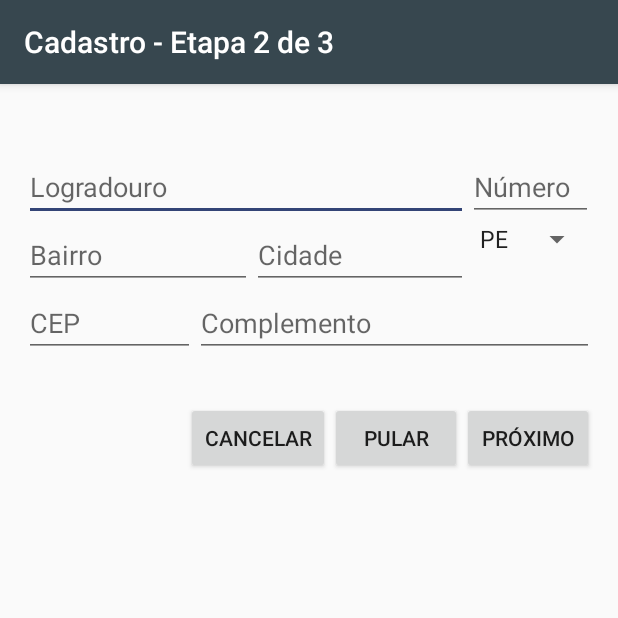
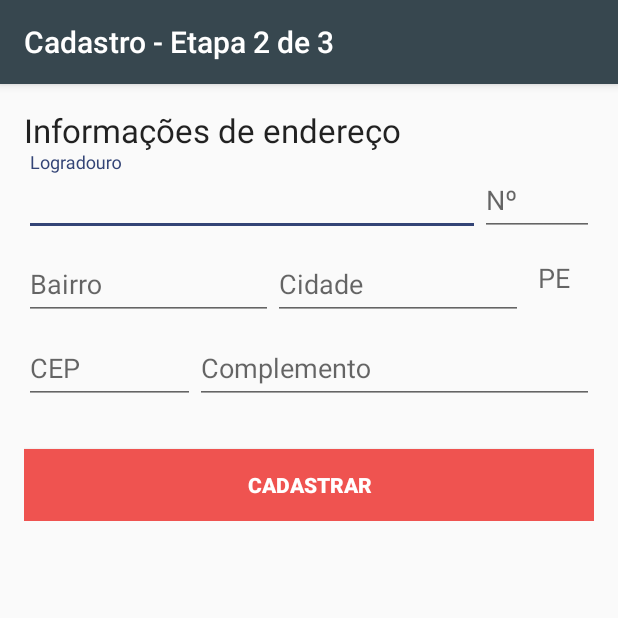
Before and after one commit to arthurguilher/QRCodeMarket, an Android app: the CadastroEnderecoActivity screen opened directly, with no data from a screen before it, on a phone screen of 412 x 824 dp, the top half of it. Run offline under Robolectric (Android 15) with nearby library versions, the phone set to English and light mode, and no system bars; 3 statements that could not run were skipped.

Commit message:
Reformulação cadastro endereço

```diff
--- a/app/src/main/res/layout/activity_cadastro.xml
+++ b/app/src/main/res/layout/activity_cadastro.xml
@@ -25,7 +25,7 @@
             android:layout_alignParentLeft="true"
             android:layout_alignParentStart="true"
             android:layout_alignParentTop="true"
-            android:text="Novo cadastro"
+            android:text="Informações básicas"
             android:textAppearance="?android:attr/textAppearanceLarge" />
 
         <android.support.design.widget.TextInputLayout
@@ -171,7 +171,7 @@
             android:layout_height="wrap_content"
             android:layout_marginTop="20dp"
             android:background="@color/red_400"
-            android:text="Cadastrar"
+            android:text="Continuar"
             android:textColor="@color/white"
             android:textStyle="bold" />
     </LinearLayout>
--- a/app/src/main/res/layout/activity_cadastro_endereco.xml
+++ b/app/src/main/res/layout/activity_cadastro_endereco.xml
@@ -17,32 +17,51 @@
         android:layout_weight="1"
         android:orientation="vertical">
 
+        <TextView
+            android:id="@+id/textTitulo"
+            android:layout_width="wrap_content"
+            android:layout_height="wrap_content"
+            android:layout_alignParentLeft="true"
+            android:layout_alignParentStart="true"
+            android:layout_alignParentTop="true"
+            android:text="Informações de endereço"
+            android:textAppearance="?android:attr/textAppearanceLarge" />
+
         <TableRow
             android:layout_width="fill_parent"
             android:layout_height="wrap_content"
             android:layout_gravity="left"
             android:weightSum="1">
 
+            <android.support.design.widget.TextInputLayout
+                android:layout_width="0dp"
+                android:layout_height="wrap_content"
+                android:layout_weight=".80">
+
                 <AutoCompleteTextView
                     android:id="@+id/campoLogradouro"
-                android:layout_width="0dp"
+                    android:layout_width="match_parent"
                     android:layout_height="wrap_content"
-                android:layout_marginTop="30dp"
-                android:layout_weight=".78"
                     android:hint="Logradouro"
                     android:inputType="text"
                     android:maxLines="1"
                     android:singleLine="true" />
+            </android.support.design.widget.TextInputLayout>
+
+            <android.support.design.widget.TextInputLayout
+                android:layout_width="0dp"
+                android:layout_height="wrap_content"
+                android:layout_weight=".20">
 
                 <AutoCompleteTextView
                     android:id="@+id/campoNumeroResidencia"
-                android:layout_width="0dp"
-                android:layout_marginTop="30dp"
-                android:layout_weight=".22"
-                android:hint="Número"
+                    android:layout_width="match_parent"
+                    android:layout_height="wrap_content"
+                    android:hint="Nº"
                     android:inputType="number"
                     android:maxLines="1"
                     android:singleLine="true" />
+            </android.support.design.widget.TextInputLayout>
         </TableRow>
 
         <TableRow
@@ -51,31 +70,45 @@
             android:layout_gravity="left"
             android:weightSum="1">
 
+            <android.support.design.widget.TextInputLayout
+                android:layout_width="0dp"
+                android:layout_height="wrap_content"
+                android:layout_weight=".45">
 
                 <AutoCompleteTextView
                     android:id="@+id/campoBairro"
-                android:layout_width="0dp"
-                android:layout_weight=".40"
+                    android:layout_width="match_parent"
+                    android:layout_height="wrap_content"
                     android:hint="Bairro"
                     android:inputType="text"
                     android:maxLines="1"
                     android:singleLine="true" />
+            </android.support.design.widget.TextInputLayout>
+
+            <android.support.design.widget.TextInputLayout
+                android:layout_width="0dp"
+                android:layout_height="wrap_content"
+                android:layout_weight=".45">
 
                 <AutoCompleteTextView
                     android:id="@+id/campoCidade"
-                android:layout_width="0dp"
-                android:layout_weight=".38"
+                    android:layout_width="match_parent"
+                    android:layout_height="wrap_content"
                     android:hint="Cidade"
                     android:inputType="text"
                     android:maxLines="1"
                     android:singleLine="true" />
+            </android.support.design.widget.TextInputLayout>
 
-            <Spinner
-                android:id="@+id/spinnerUF"
+            <TextView
+                android:id="@+id/textUf"
                 android:layout_width="0dp"
-                android:layout_gravity="right"
-                android:layout_weight=".22"
-                android:spinnerMode="dialog" />
+                android:layout_height="wrap_content"
+                android:layout_gravity="center_vertical"
+                android:layout_marginLeft="10dp"
+                android:layout_weight="0.10"
+                android:text="PE"
+                android:textAppearance="?android:attr/textAppearanceMedium" />
         </TableRow>
 
         <TableRow
@@ -84,52 +117,47 @@
             android:layout_gravity="left"
             android:weightSum="1">
 
+            <android.support.design.widget.TextInputLayout
+                android:layout_width="0dp"
+                android:layout_height="wrap_content"
+                android:layout_weight=".30">
+
                 <AutoCompleteTextView
                     android:id="@+id/campoCEP"
-                android:layout_width="0dp"
-                android:layout_weight=".30"
+                    android:layout_width="match_parent"
+                    android:layout_height="wrap_content"
                     android:hint="CEP"
                     android:inputType="number"
                     android:maxLines="1"
                     android:singleLine="true" />
+            </android.support.design.widget.TextInputLayout>
+
+            <android.support.design.widget.TextInputLayout
+                android:layout_width="0dp"
+                android:layout_height="wrap_content"
+                android:layout_weight=".70">
 
                 <AutoCompleteTextView
                     android:id="@+id/campoComplemento"
-                android:layout_width="0dp"
+                    android:layout_width="match_parent"
+                    android:layout_height="wrap_content"
                     android:layout_weight=".70"
                     android:hint="Complemento"
                     android:inputType="text"
                     android:maxLines="1"
                     android:singleLine="true" />
+            </android.support.design.widget.TextInputLayout>
 
         </TableRow>
 
-        <TableRow
-            android:layout_width="wrap_content"
+        <Button
+            android:id="@+id/botaoCadastrar"
+            android:layout_width="fill_parent"
             android:layout_height="wrap_content"
-            android:layout_gravity="right"
-            android:layout_marginTop="30dp">
-
-            <Button
-                android:id="@+id/botaoCancelar"
-                android:layout_width="wrap_content"
-                android:layout_height="wrap_content"
-                android:layout_gravity="left"
-                android:text="Cancelar" />
-
-            <Button
-                android:id="@+id/botaoPular"
-                android:layout_width="wrap_content"
-                android:layout_height="wrap_content"
-                android:layout_gravity="right"
-                android:text="Pular" />
-
-            <Button
-                android:id="@+id/botaoProximo"
-                android:layout_width="wrap_content"
-                android:layout_height="wrap_content"
-                android:layout_gravity="right"
-                android:text="Próximo" />
-        </TableRow>
+            android:layout_marginTop="30dp"
+            android:background="@color/red_400"
+            android:text="Cadastrar"
+            android:textColor="@color/white"
+            android:textStyle="bold" />
     </LinearLayout>
 </LinearLayout>
--- a/app/src/main/res/values/strings.xml
+++ b/app/src/main/res/values/strings.xml
@@ -10,10 +10,6 @@
     <string name="error_invalid_password">Senha muito curta</string>
     <string name="error_incorrect_password">Senha incorreta</string>
     <string name="error_field_required">Este campo é obrigatório</string>
-    <string name="permission_rationale">"Contacts permissions are needed for providing email
-        completions."
-    </string>
-    <string name="titulo_cadastro">Ainda não possui cadastro?</string>
     <string name="botao_cadastro">Cadastre-se</string>
     <string-array name="spinner_sexo">
         <item>Masculino</item>
@@ -25,7 +21,4 @@
         <item>PE</item>
     </string-array>
     <string name="title_activity_menu">Menu</string>
-    <string name="title_activity_config_info">ConfigInfoActivity</string>
-    <string name="action_settings">Settings</string>
-    <string name="section_format">Hello World from section: %1$d</string>
 </resources>
```
Lines whose indentation alone changed are shown as unchanged.
